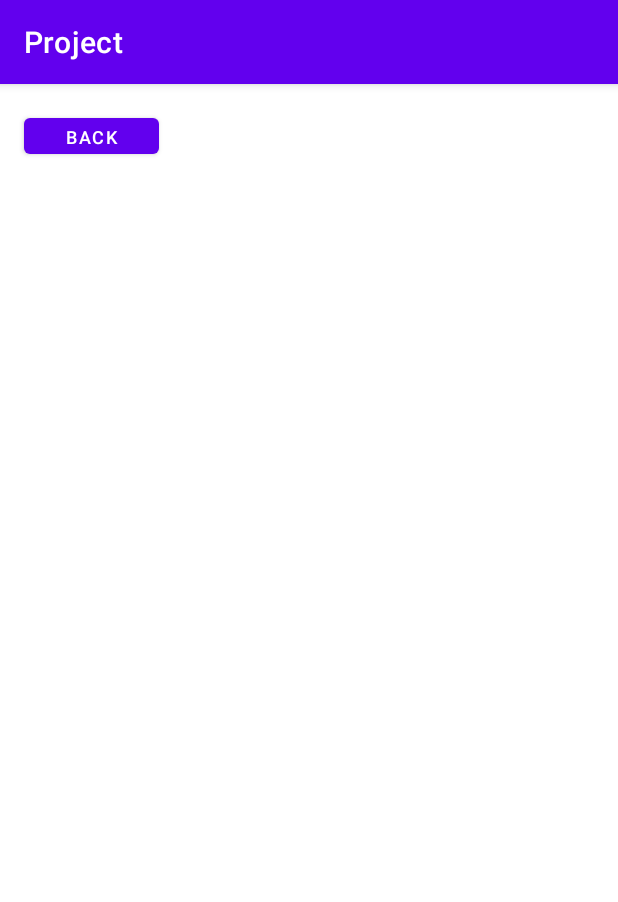
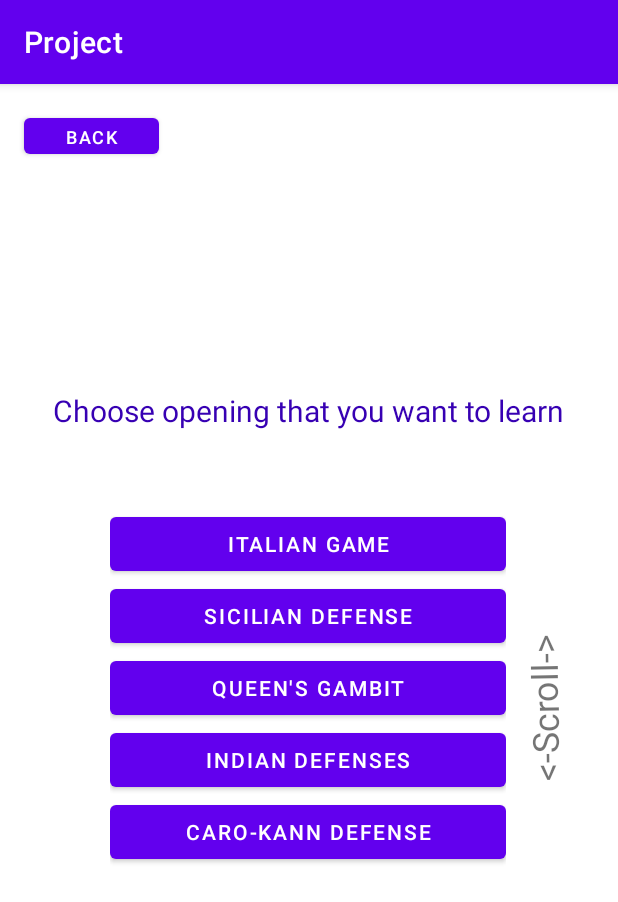
Before and after one commit to Amir228322/Project, an Android app: the opening_main_activity screen opened directly, with no data from a screen before it, on a phone screen of 412 x 824 dp. Shown: the top 902 px of the screen. Run offline under Robolectric (Android 15) with nearby library versions, the phone set to English and light mode, and no system bars.

Commit message:
added buttons on opening page with some instructions

```diff
--- a/app/src/main/res/layout/activity_opening_main_activity.xml
+++ b/app/src/main/res/layout/activity_opening_main_activity.xml
@@ -19,4 +19,80 @@
         app:layout_constraintStart_toStartOf="parent"
         app:layout_constraintTop_toTopOf="parent"
         app:layout_constraintVertical_bias="0.023" />
+
+    <ScrollView
+        android:id="@+id/scrollView2"
+        android:layout_width="264dp"
+        android:layout_height="273dp"
+        app:layout_constraintBottom_toBottomOf="parent"
+        app:layout_constraintEnd_toEndOf="parent"
+        app:layout_constraintHorizontal_bias="0.496"
+        app:layout_constraintStart_toStartOf="parent"
+        app:layout_constraintTop_toTopOf="parent"
+        app:layout_constraintVertical_bias="0.572">
+
+        <LinearLayout
+            android:layout_width="match_parent"
+            android:layout_height="wrap_content"
+            android:orientation="vertical">
+
+            <Button
+                android:id="@+id/italian_opening"
+                android:layout_width="match_parent"
+                android:layout_height="wrap_content"
+                android:text="Italian Game" />
+
+            <Button
+                android:id="@+id/sicilian_opening"
+                android:layout_width="match_parent"
+                android:layout_height="wrap_content"
+                android:text="Sicilian Defense" />
+
+            <Button
+                android:id="@+id/queens_opening"
+                android:layout_width="match_parent"
+                android:layout_height="wrap_content"
+                android:text="Queen's Gambit" />
+
+            <Button
+                android:id="@+id/indian_opening"
+                android:layout_width="match_parent"
+                android:layout_height="wrap_content"
+                android:text="Indian Defenses" />
+
+            <Button
+                android:id="@+id/carokan_opening"
+                android:layout_width="match_parent"
+                android:layout_height="match_parent"
+                android:text="Caro-Kann Defense" />
+        </LinearLayout>
+    </ScrollView>
+
+    <TextView
+        android:id="@+id/textView"
+        android:layout_width="wrap_content"
+        android:layout_height="wrap_content"
+        android:text="Choose opening that you want to learn"
+        android:textColor="@color/purple_700"
+        android:textSize="20sp"
+        app:layout_constraintBottom_toBottomOf="parent"
+        app:layout_constraintEnd_toEndOf="parent"
+        app:layout_constraintStart_toStartOf="parent"
+        app:layout_constraintTop_toTopOf="parent"
+        app:layout_constraintVertical_bias="0.275" />
+
+    <TextView
+        android:id="@+id/textView3"
+        android:layout_width="wrap_content"
+        android:layout_height="wrap_content"
+        android:rotation="-91"
+        android:text="@string/scroll"
+        android:textSize="24sp"
+        app:layout_constraintBottom_toBottomOf="parent"
+        app:layout_constraintEnd_toEndOf="parent"
+        app:layout_constraintHorizontal_bias="1.0"
+        app:layout_constraintStart_toStartOf="parent"
+        app:layout_constraintTop_toTopOf="parent"
+        app:layout_constraintVertical_bias="0.543" />
+
 </androidx.constraintlayout.widget.ConstraintLayout>
--- a/app/src/main/res/values/strings.xml
+++ b/app/src/main/res/values/strings.xml
@@ -1,3 +1,4 @@
 <resources>
     <string name="app_name">Project</string>
+    <string name="scroll"><![CDATA[<-Scroll->]]></string>
 </resources>
```
